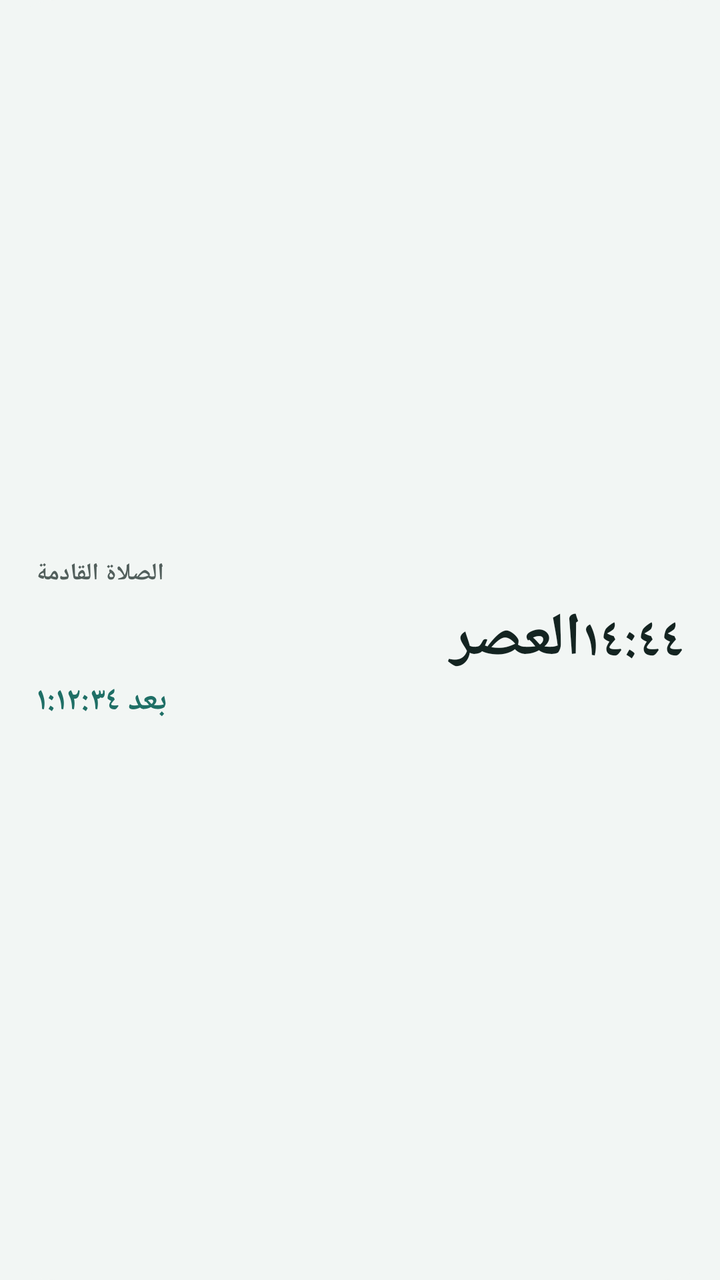
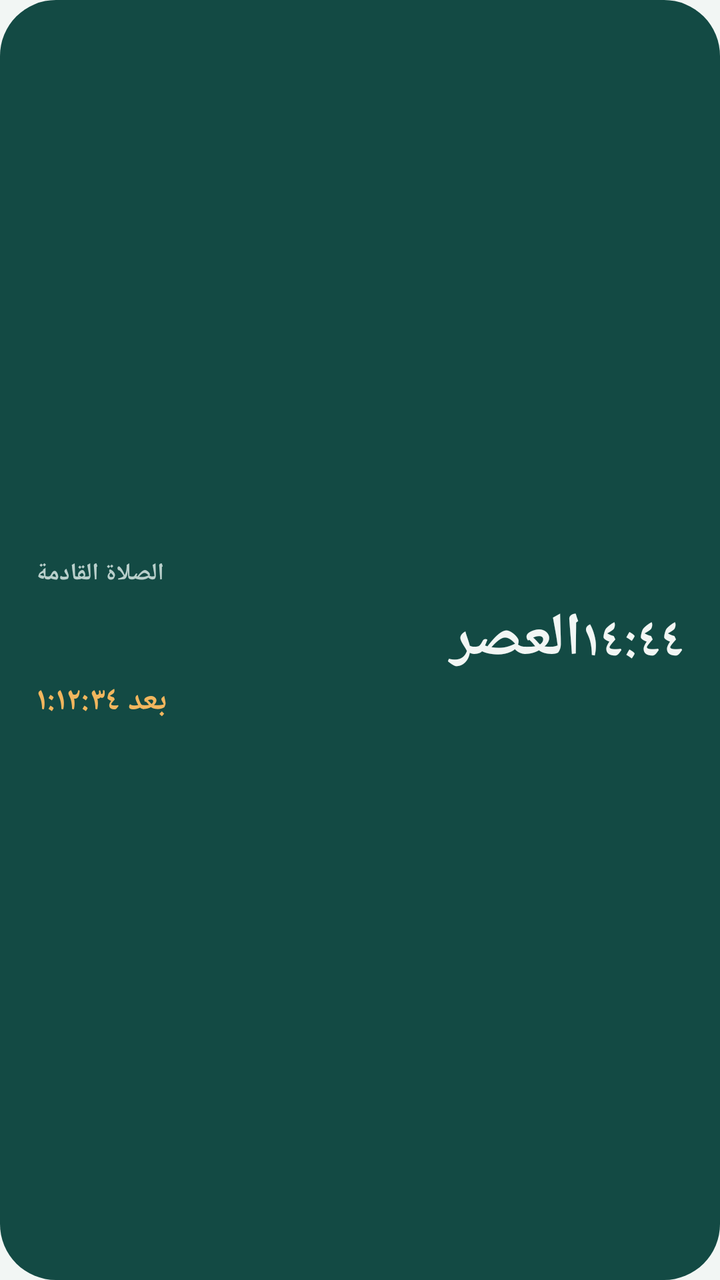

The first picture is an Android layout as it rendered before a commit; the second is the same layout after the commit. The layout source and the unified diff follow.
<!-- AndroidManifest.xml: application theme Theme.Mawaqeet -->
<!-- res/layout/widget_preview_next_prayer.xml -->
<?xml version="1.0" encoding="utf-8"?>
<LinearLayout xmlns:android="http://schemas.android.com/apk/res/android"
    android:layout_width="match_parent"
    android:layout_height="match_parent"
    android:background="@drawable/widget_background"
    android:backgroundTint="@color/widget_background"
    android:gravity="center_vertical|start"
    android:orientation="vertical"
    android:paddingHorizontal="18dp"
    android:paddingVertical="14dp">

    <TextView
        android:layout_width="wrap_content"
        android:layout_height="wrap_content"
        android:maxLines="1"
        android:text="@string/widget_next_prayer"
        android:textColor="@color/widget_text_muted"
        android:textSize="12sp"
        android:textStyle="bold" />

    <LinearLayout
        android:layout_width="match_parent"
        android:layout_height="wrap_content"
        android:layout_marginTop="4dp"
        android:gravity="bottom"
        android:orientation="horizontal">

        <TextView
            android:layout_width="0dp"
            android:layout_height="wrap_content"
            android:layout_weight="1"
            android:ellipsize="end"
            android:maxLines="1"
            android:text="@string/prayer_asr"
            android:textColor="@color/widget_text"
            android:textSize="30sp"
            android:textStyle="bold" />

        <TextView
            android:layout_width="wrap_content"
            android:layout_height="wrap_content"
            android:maxLines="1"
            android:text="@string/widget_preview_asr_time"
            android:textColor="@color/widget_text"
            android:textSize="26sp"
            android:textStyle="bold" />
    </LinearLayout>

    <TextView
        android:layout_width="wrap_content"
        android:layout_height="wrap_content"
        android:maxLines="1"
        android:text="@string/widget_preview_countdown"
        android:textColor="@color/widget_accent"
        android:textSize="16sp"
        android:textStyle="bold" />
</LinearLayout>
<!-- resources referenced by this layout -->
<resources>
  <color name="widget_accent">#1F6F66</color>
  <color name="widget_background">#F2F6F4</color>
  <color name="widget_text">#142421</color>
  <color name="widget_text_muted">#525F5C</color>
  <!-- drawable widget_background (drawable) -->
  <?xml version="1.0" encoding="utf-8"?>
  <shape xmlns:android="http://schemas.android.com/apk/res/android" android:shape="rectangle">
      <solid android:color="@android:color/white" />
      <corners android:radius="@dimen/widget_radius" />
  </shape>
  <string name="prayer_asr">العصر</string>
  <string name="widget_next_prayer">الصلاة القادمة</string>
  <string name="widget_preview_asr_time">١٤:٤٤</string>
  <string name="widget_preview_countdown">بعد ١:١٢:٣٤</string>
  <style name="Theme.Mawaqeet" parent="Theme.AppCompat.DayNight.NoActionBar">
          
          <item name="android:windowBackground">@color/window_background</item>
      </style>
  <dimen name="widget_radius">24dp</dimen>
  <color name="window_background">#F2F6F4</color>
</resources>

<!-- the commit's change to res/layout/widget_preview_next_prayer.xml (unified diff, before → after) -->
@@ -3,7 +3,7 @@
     android:layout_width="match_parent"
     android:layout_height="match_parent"
     android:background="@drawable/widget_background"
-    android:backgroundTint="@color/widget_background"
+    android:backgroundTint="@color/widget_deep_background"
     android:gravity="center_vertical|start"
     android:orientation="vertical"
     android:paddingHorizontal="18dp"
@@ -14,7 +14,7 @@
         android:layout_height="wrap_content"
         android:maxLines="1"
         android:text="@string/widget_next_prayer"
-        android:textColor="@color/widget_text_muted"
+        android:textColor="@color/widget_deep_muted"
         android:textSize="12sp"
         android:textStyle="bold" />
 
@@ -32,7 +32,7 @@
             android:ellipsize="end"
             android:maxLines="1"
             android:text="@string/prayer_asr"
-            android:textColor="@color/widget_text"
+            android:textColor="@color/widget_deep_text"
             android:textSize="30sp"
             android:textStyle="bold" />
 
@@ -41,7 +41,7 @@
             android:layout_height="wrap_content"
             android:maxLines="1"
             android:text="@string/widget_preview_asr_time"
-            android:textColor="@color/widget_text"
+            android:textColor="@color/widget_deep_text"
             android:textSize="26sp"
             android:textStyle="bold" />
     </LinearLayout>
@@ -51,7 +51,7 @@
         android:layout_height="wrap_content"
         android:maxLines="1"
         android:text="@string/widget_preview_countdown"
-        android:textColor="@color/widget_accent"
+        android:textColor="@color/widget_deep_gold"
         android:textSize="16sp"
         android:textStyle="bold" />
 </LinearLayout>
<!-- resource entries referenced after the edit -->
@@ -1,9 +1,9 @@
 <!-- resources referenced by this layout -->
 <resources>
-  <color name="widget_accent">#1F6F66</color>
-  <color name="widget_background">#F2F6F4</color>
-  <color name="widget_text">#142421</color>
-  <color name="widget_text_muted">#525F5C</color>
+  <color name="widget_deep_background">#134A44</color>
+  <color name="widget_deep_gold">#F2B65E</color>
+  <color name="widget_deep_muted">#B9CFCB</color>
+  <color name="widget_deep_text">#F2F6F4</color>
   <!-- drawable widget_background (drawable) -->
   <?xml version="1.0" encoding="utf-8"?>
   <shape xmlns:android="http://schemas.android.com/apk/res/android" android:shape="rectangle">
